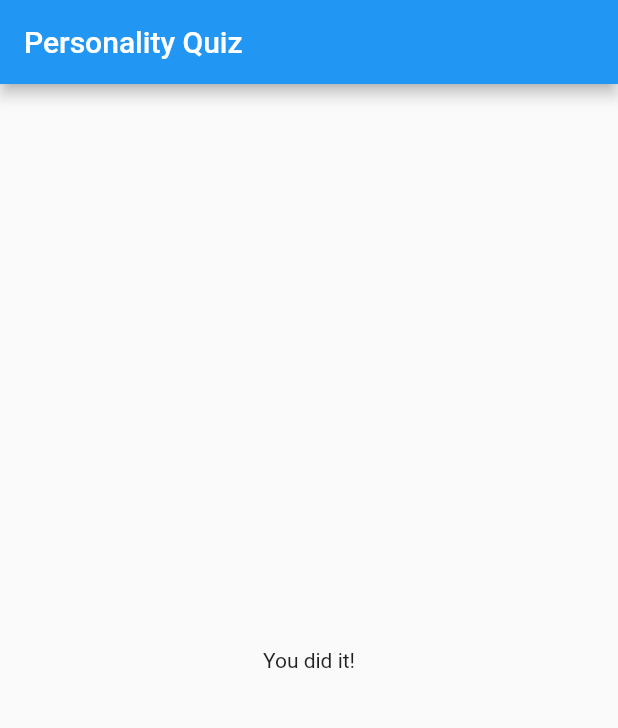
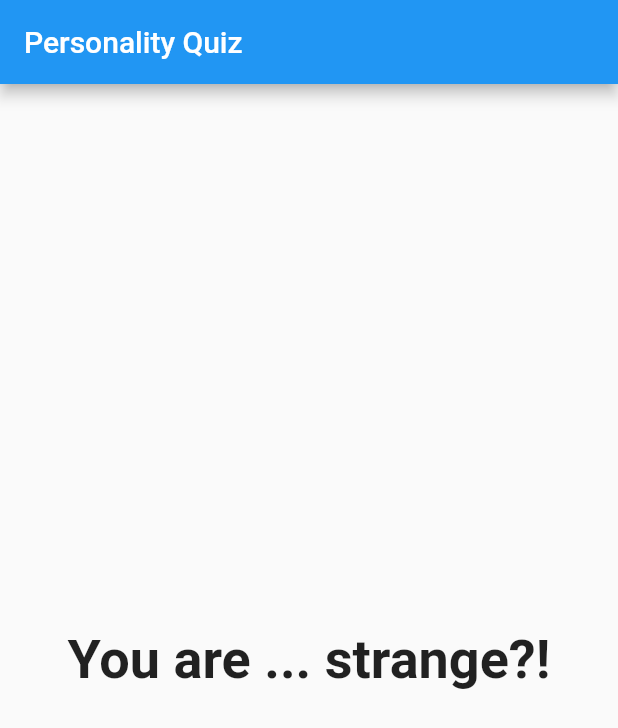
Before and after one commit to HelenaKeller/flutter-learning, a Flutter app: the screen it shows after launch, after a tap on "Blue", after a tap on "Cat", after a tap on "Guitar", on a phone screen of 412 x 824 dp. Shown: the top 728 px of the screen. Run offline on Flutter 3.47's test engine with Material 2 defaults, Android fonts, the phone set to English and light mode, and no system bars.

Commit message:
crash_course: added results to quiz

```diff
--- a/crash_course/lib/main.dart
+++ b/crash_course/lib/main.dart
@@ -46,7 +46,7 @@ class _MyAppState extends State<MyApp> {
                   questionAndAnswers: _questionAndAnswers,
                   questionIndex: _questionIndex,
                 )
-              : const Result(),
+              : Result(resultScore: _totalScore),
         ),
       ),
     );
--- a/crash_course/lib/result.dart
+++ b/crash_course/lib/result.dart
@@ -1,12 +1,38 @@
 import 'package:flutter/material.dart';
 
 class Result extends StatelessWidget {
-  const Result({Key? key}) : super(key: key);
+  const Result({
+    Key? key,
+    required this.resultScore,
+  }) : super(key: key);
+
+  final int resultScore;
+
+  String get resultPhrase {
+    String resultText = 'You did it!';
+    if (resultScore <= 8) {
+      resultText = 'You are awesome!';
+    } else if (resultScore <= 12) {
+      resultText = 'Pretty likeable!';
+    } else if (resultScore <= 16) {
+      resultText = 'You are ... strange?!';
+    } else {
+      resultText = 'You are so bad!';
+    }
+    return resultText;
+  }
 
   @override
   Widget build(BuildContext context) {
-    return const Center(
-      child: Text('You did it!'),
+    return Center(
+      child: Text(
+        resultPhrase,
+        style: const TextStyle(
+          fontSize: 36,
+          fontWeight: FontWeight.bold,
+        ),
+        textAlign: TextAlign.center,
+      ),
     );
   }
 }
```
